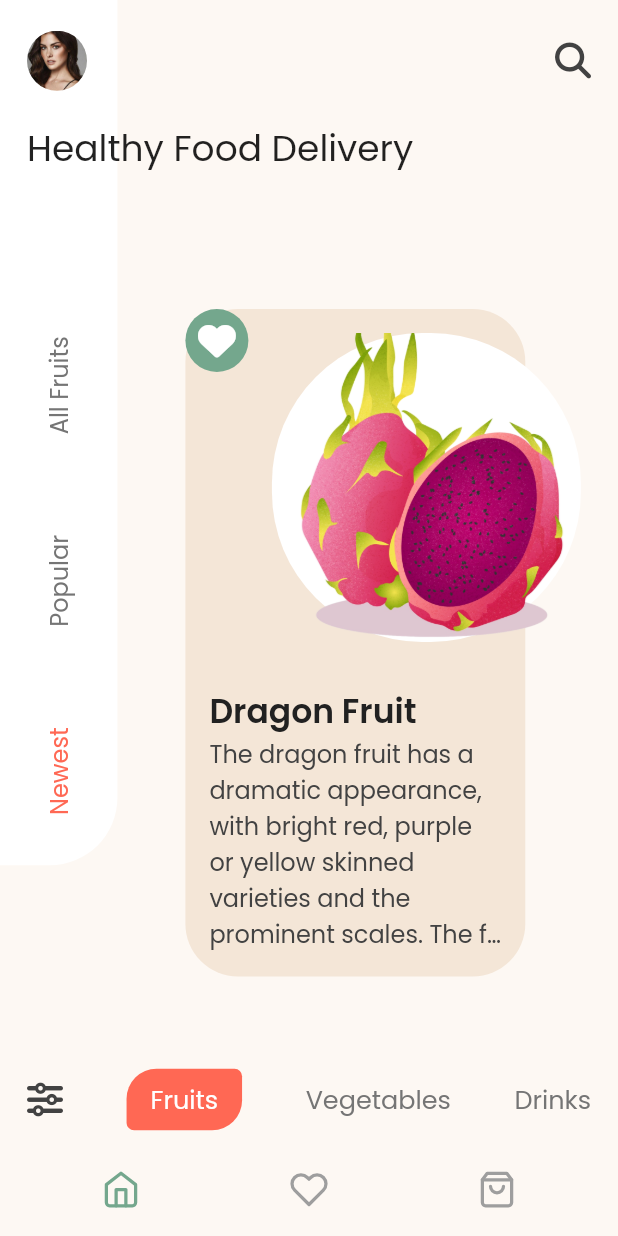
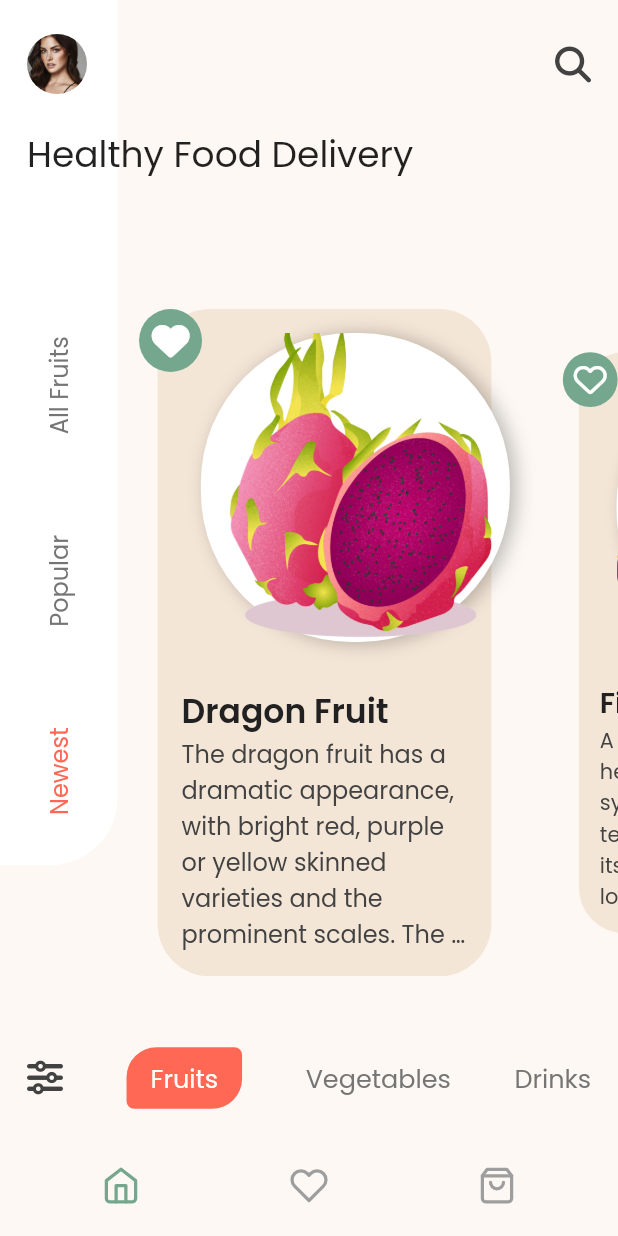
Before and after one commit to pratikpwr/Fllutter-Animations, a Flutter app: the screen it shows after launch, on a phone screen of 412 x 824 dp. Run offline on Flutter 3.47's test engine with Material 2 defaults, Android fonts, the light colour scheme and no system bars; drawn by our look-alikes of carousel_slider; our stand-ins replace flutter_icons, google_fonts; missing offline and left inert: lipsum.

Commit message:
fruits carousel

```diff
--- /dev/null
+++ b/lib/healthy_fruits/views/screens/fruit_detail_screen.dart
@@ -0,0 +1,64 @@
+import 'package:flutter/material.dart';
+import 'package:flutter_animations/healthy_fruits/colors.dart';
+import 'package:flutter_animations/healthy_fruits/models/fruits_model.dart';
+
+class FruitDetailScreen extends StatelessWidget {
+  final FruitModel fruit;
+
+  FruitDetailScreen(this.fruit);
+
+  @override
+  Widget build(BuildContext context) {
+    final totalSize = MediaQuery.of(context).size;
+    return Scaffold(
+      body: Container(
+        color: MyColors.skinWhite,
+        height: totalSize.height,
+        child: Column(
+          children: [
+            Center(
+                child: Container(
+              height: totalSize.height * 0.4,
+              child: Hero(
+                  tag: fruit.name,
+                  child: Image.asset(
+                    fruit.image,
+                    fit: BoxFit.cover,
+                  )),
+            )),
+            Stack(
+              children: [
+                Container(
+                  height: totalSize.height * 0.6,
+                  decoration: BoxDecoration(
+                      color: Colors.white,
+                      borderRadius: BorderRadius.only(
+                          topLeft: Radius.circular(55),
+                          topRight: Radius.circular(55))),
+                  child: Column(
+                    children: [
+                      Expanded(
+                        child: Container(),
+                      )
+                    ],
+                  ),
+                ),
+                Container(
+                  height: totalSize.height * 0.2,
+                  decoration: BoxDecoration(
+                      color: MyColors.green,
+                      borderRadius: BorderRadius.only(
+                          topLeft: Radius.circular(55),
+                          topRight: Radius.circular(55))),
+                  child: Column(
+
+                  ),
+                ),
+              ],
+            )
+          ],
+        ),
+      ),
+    );
+  }
+}
--- a/lib/healthy_fruits/views/screens/fruits_home.dart
+++ b/lib/healthy_fruits/views/screens/fruits_home.dart
@@ -1,7 +1,6 @@
 import 'package:flutter/material.dart';
 import 'package:flutter_animations/healthy_fruits/colors.dart';
-import 'package:flutter_animations/healthy_fruits/models/fruits_model.dart';
-import 'package:flutter_animations/healthy_fruits/views/widgets/fruit_home_card.dart';
+import 'package:flutter_animations/healthy_fruits/views/widgets/fruit_slider.dart';
 import 'package:flutter_animations/healthy_fruits/views/widgets/side_bar.dart';
 import '../widgets/category.dart';
 import '../widgets/heading.dart';
@@ -9,23 +8,6 @@ import '../widgets/tabs.dart';
 import '../widgets/title.dart';
 
 class FruitsHome extends StatelessWidget {
-  final List<FruitModel> fruits = [
-    FruitModel(
-        name: 'Dragon Fruit',
-        description:
-            'The dragon fruit has a dramatic appearance, with bright red, purple or yellow skinned varieties and the prominent scales. The fruit is oval, elliptical or pear-shaped. The flesh has a subtly flavoured sweet taste or sometimes slightly sourish taste. The flesh is either white or red, with edible black seeds dotted all over.',
-        price: '6.99',
-        isFav: true,
-        image: 'assets/dgfruit.png'),
-    FruitModel(
-        name: 'Figis',
-        description:
-            'A tender, ripe fig is heavy with its own syrupy liqueur, which tends to drizzle out of its base if you wait too long to eat it. The taste is all honey-like sweetness with a subtle hint of berry and fresher shades of the flavor you might recognize from a certain cookie.',
-        price: '9.59',
-        isFav: false,
-        image: 'assets/figi.png')
-  ];
-
   @override
   Widget build(BuildContext context) {
     final totalSize = MediaQuery.of(context).size;
@@ -36,24 +18,26 @@ class FruitsHome extends StatelessWidget {
         height: totalSize.height,
         child: Stack(
           children: [
-            FruitHomeCard(fruits[0], totalSize),
+            FruitSlider(),
             FruitSideBar(),
             Container(
               margin: EdgeInsets.all(18),
               child: Column(
                 // crossAxisAlignment: CrossAxisAlignment.start,
                 children: [
-                  SizedBox(height: 45, child: FoodHeading()),
+                  SizedBox(
+                      height: totalSize.height * 0.06, child: FoodHeading()),
                   Container(
                       alignment: Alignment.centerLeft, child: FoodTitle()),
                   Expanded(
                     child: SizedBox(),
                   ),
-                  SizedBox(height: 42, child: FoodCategory()),
                   SizedBox(
-                    height: 26,
+                      height: totalSize.height * 0.06, child: FoodCategory()),
+                  SizedBox(
+                    height: totalSize.height * 0.038,
                   ),
-                  SizedBox(height: 26, child: FoodTabs())
+                  SizedBox(height: totalSize.height * 0.038, child: FoodTabs())
                 ],
               ),
             ),
--- a/lib/healthy_fruits/views/widgets/fruit_home_card.dart
+++ /dev/null
@@ -1,169 +0,0 @@
-import 'package:flutter/material.dart';
-import 'package:flutter_animations/healthy_fruits/colors.dart';
-import 'package:flutter_animations/healthy_fruits/models/fruits_model.dart';
-import 'package:flutter_icons/flutter_icons.dart';
-import 'package:google_fonts/google_fonts.dart';
-
-class FruitHomeCard extends StatefulWidget {
-  final FruitModel fruit;
-  final Size totalSize;
-
-  FruitHomeCard(this.fruit, this.totalSize);
-
-  @override
-  _FruitHomeCardState createState() => _FruitHomeCardState();
-}
-
-class _FruitHomeCardState extends State<FruitHomeCard>
-    with SingleTickerProviderStateMixin {
-  AnimationController _controller;
-  Animation _curve;
-  Animation<Offset> _offsetAnimation;
-  Animation<double> _imageBack;
-  Animation<double> _iconSize;
-
-  @override
-  void initState() {
-    _controller =
-        AnimationController(duration: Duration(milliseconds: 900), vsync: this)
-          ..forward();
-
-    _curve = CurvedAnimation(parent: _controller, curve: Curves.easeIn);
-    _offsetAnimation = TweenSequence(<TweenSequenceItem<Offset>>[
-      TweenSequenceItem(
-          tween: Tween<Offset>(begin: Offset(1, 0), end: Offset(-0.4, 0)),
-          weight: 50),
-      TweenSequenceItem(
-          tween: Tween<Offset>(begin: Offset(-0.4, 0), end: Offset(0, 0)),
-          weight: 50)
-    ]).animate(_curve);
-
-    _imageBack = TweenSequence(<TweenSequenceItem<double>>[
-      TweenSequenceItem(
-          tween: Tween<double>(begin: 0, end: widget.totalSize.height * 0.27),
-          weight: 50),
-      TweenSequenceItem(
-          tween: Tween<double>(
-              begin: widget.totalSize.height * 0.27,
-              end: widget.totalSize.height * 0.25),
-          weight: 50)
-    ]).animate(_curve);
-
-    _iconSize = TweenSequence(<TweenSequenceItem<double>>[
-      TweenSequenceItem(tween: Tween<double>(begin: 0, end: 54), weight: 50),
-      TweenSequenceItem(tween: Tween<double>(begin: 54, end: 42), weight: 50)
-    ]).animate(_curve);
-
-    super.initState();
-  }
-
-  @override
-  void dispose() {
-    _controller.dispose();
-    super.dispose();
-  }
-
-  @override
-  Widget build(BuildContext context) {
-    final totalSize = MediaQuery.of(context).size;
-    return Positioned(
-      right: totalSize.width * 0.06,
-      bottom: totalSize.height * 0.21,
-      child: SlideTransition(
-        position: _offsetAnimation,
-        child: Stack(
-          children: [
-            Row(
-              children: [
-                Container(
-                  padding: EdgeInsets.all(16),
-                  height: totalSize.height * 0.54,
-                  width: totalSize.width * 0.55,
-                  decoration: BoxDecoration(
-                      color: MyColors.skin,
-                      borderRadius: BorderRadius.circular(35)),
-                  child: _buildInformation(),
-                ),
-                SizedBox(
-                  width: totalSize.width * 0.09,
-                )
-              ],
-            ),
-            Positioned(
-                top: 0,
-                left: 0,
-                child: AnimatedBuilder(
-                  animation: _controller,
-                  builder: (context, child) {
-                    return Container(
-                      height: _iconSize.value,
-                      width: _iconSize.value,
-                      decoration: BoxDecoration(
-                          color: MyColors.green,
-                          borderRadius: BorderRadius.circular(100)),
-                      child: IconButton(
-                          icon: Icon(FontAwesome.heart,color: Colors.white, size: _iconSize.value * 0.6,), onPressed: () {}),
-                    );
-                  },
-                )),
-            Positioned(
-              top: 16,
-              right: 0,
-              child: buildImageAndBack(),
-            )
-          ],
-        ),
-      ),
-    );
-  }
-
-  Stack buildImageAndBack() {
-    return Stack(
-      children: [
-        AnimatedBuilder(
-          animation: _controller,
-          builder: (context, child) {
-            return Container(
-              height: _imageBack.value,
-              width: _imageBack.value,
-              decoration: BoxDecoration(
-                  color: Colors.white,
-                  borderRadius: BorderRadius.circular(100)),
-            );
-          },
-        ),
-        Image.asset(
-          widget.fruit.image,
-          height: widget.totalSize.height * 0.25,
-          width: widget.totalSize.height * 0.25,
-          fit: BoxFit.cover,
-        ),
-      ],
-    );
-  }
-
-  Widget _buildInformation() {
-    return Column(
-      mainAxisSize: MainAxisSize.max,
-      crossAxisAlignment: CrossAxisAlignment.start,
-      children: [
-        Expanded(
-          child: SizedBox(),
-        ),
-        Text(
-          widget.fruit.name,
-          style: GoogleFonts.poppins(
-              color: Colors.grey[900],
-              fontSize: 22,
-              fontWeight: FontWeight.w600),
-        ),
-        Text(
-          widget.fruit.description,
-          maxLines: 6,
-          overflow: TextOverflow.ellipsis,
-          style: GoogleFonts.poppins(color: Colors.grey[800], fontSize: 16),
-        ),
-      ],
-    );
-  }
-}
--- /dev/null
+++ b/lib/healthy_fruits/views/widgets/fruit_slider.dart
@@ -0,0 +1,67 @@
+import 'package:flutter/material.dart';
+import 'package:carousel_slider/carousel_slider.dart';
+
+import 'package:flutter_animations/healthy_fruits/models/fruits_model.dart';
+import 'package:flutter_animations/healthy_fruits/views/widgets/fruit_slider_card.dart';
+
+class FruitSlider extends StatelessWidget {
+  final List<FruitModel> fruits = [
+    FruitModel(
+        name: 'Dragon Fruit',
+        description:
+            'The dragon fruit has a dramatic appearance, with bright red, purple or yellow skinned varieties and the prominent scales. The fruit is oval, elliptical or pear-shaped. The flesh has a subtly flavoured sweet taste or sometimes slightly sourish taste. The flesh is either white or red, with edible black seeds dotted all over.',
+        price: '6.99',
+        isFav: true,
+        image: 'assets/dgfruit.png'),
+    FruitModel(
+        name: 'Figis',
+        description:
+            'A tender, ripe fig is heavy with its own syrupy liqueur, which tends to drizzle out of its base if you wait too long to eat it. The taste is all honey-like sweetness with a subtle hint of berry and fresher shades of the flavor you might recognize from a certain cookie.',
+        price: '9.59',
+        isFav: false,
+        image: 'assets/figi.png'),
+    FruitModel(
+        name: 'Pomegranate',
+        image: 'assets/pomo.png',
+        description:
+            'The fruit is the size of a large orange, obscurely six-sided, with a smooth leathery skin that ranges from brownish yellow to red; within, it is divided into several chambers containing many thin transparent arils of reddish, juicy pulp, each surrounding an angular elongated seed.',
+        price: '8.59',
+        isFav: true),
+    FruitModel(
+        name: 'Papaya',
+        description:
+            'The papaya is a small, sparsely branched tree, usually with a single stem growing from 5 to 10 m (16 to 33 ft) tall, with spirally arranged leaves confined to the top of the trunk. The lower trunk is conspicuously scarred where leaves and fruit were borne.Papayas are delicious.',
+        price: '6.99',
+        isFav: false,
+        image: 'assets/papai.png')
+  ];
+
+  @override
+  Widget build(BuildContext context) {
+    final totalSize = MediaQuery.of(context).size;
+    return Positioned(
+        right: totalSize.width * 0.0,
+        bottom: totalSize.height * 0.21,
+        child: Container(
+          height: totalSize.height * 0.54,
+          width: totalSize.width,
+          child: CarouselSlider(
+              options: CarouselOptions(
+                  height: totalSize.height * 0.54,
+                  aspectRatio: 16 / 9,
+                  viewportFraction: 0.65,
+                  initialPage: 0,
+                  enableInfiniteScroll: false,
+                  enlargeCenterPage: true,
+                  scrollDirection: Axis.horizontal,
+                  scrollPhysics: BouncingScrollPhysics()),
+              items: fruits.map((_fruit) {
+                return Builder(
+                  builder: (context) {
+                    return FruitSliderCard(_fruit, totalSize);
+                  },
+                );
+              }).toList()),
+        ));
+  }
+}
--- /dev/null
+++ b/lib/healthy_fruits/views/widgets/fruit_slider_card.dart
@@ -0,0 +1,207 @@
+import 'package:flutter/material.dart';
+import 'package:flutter_animations/healthy_fruits/colors.dart';
+import 'package:flutter_animations/healthy_fruits/models/fruits_model.dart';
+import 'package:flutter_animations/healthy_fruits/views/screens/fruit_detail_screen.dart';
+import 'package:flutter_icons/flutter_icons.dart';
+import 'package:google_fonts/google_fonts.dart';
+
+class FruitSliderCard extends StatefulWidget {
+  final FruitModel fruit;
+  final Size totalSize;
+
+  FruitSliderCard(this.fruit, this.totalSize);
+
+  @override
+  _FruitSliderCardState createState() => _FruitSliderCardState();
+}
+
+class _FruitSliderCardState extends State<FruitSliderCard>
+    with SingleTickerProviderStateMixin {
+  AnimationController _controller;
+  Animation _curve;
+  Animation<Offset> _offsetAnimation;
+  Animation<double> _imageBack;
+  Animation<double> _iconSize;
+
+  @override
+  void initState() {
+    animate();
+    super.initState();
+  }
+
+  void animate() {
+    _controller =
+        AnimationController(duration: Duration(milliseconds: 900), vsync: this)
+          ..forward();
+
+    _curve = CurvedAnimation(parent: _controller, curve: Curves.easeIn);
+
+    _offsetAnimation = TweenSequence(<TweenSequenceItem<Offset>>[
+      TweenSequenceItem(
+          tween: Tween<Offset>(begin: Offset(1, 0), end: Offset(-0.4, 0)),
+          weight: 50),
+      TweenSequenceItem(
+          tween: Tween<Offset>(begin: Offset(-0.4, 0), end: Offset(0, 0)),
+          weight: 50)
+    ]).animate(_curve);
+
+    _imageBack = TweenSequence(<TweenSequenceItem<double>>[
+      TweenSequenceItem(
+          tween: Tween<double>(begin: 0, end: widget.totalSize.height * 0.27),
+          weight: 50),
+      TweenSequenceItem(
+          tween: Tween<double>(
+              begin: widget.totalSize.height * 0.27,
+              end: widget.totalSize.height * 0.25),
+          weight: 50)
+    ]).animate(_curve);
+
+    _iconSize = TweenSequence(<TweenSequenceItem<double>>[
+      TweenSequenceItem(tween: Tween<double>(begin: 0, end: 54), weight: 50),
+      TweenSequenceItem(tween: Tween<double>(begin: 54, end: 42), weight: 50)
+    ]).animate(_curve);
+  }
+
+  @override
+  void dispose() {
+    _controller.dispose();
+    super.dispose();
+  }
+
+  @override
+  Widget build(BuildContext context) {
+    final totalSize = MediaQuery.of(context).size;
+    return InkWell(
+      onTap: () {
+        Navigator.push(context, MaterialPageRoute(builder: (ctx) {
+          return FruitDetailScreen(widget.fruit);
+        }));
+      },
+      child: SlideTransition(
+        position: _offsetAnimation,
+        child: Container(
+          height: totalSize.height * 0.54,
+          width: totalSize.width * 0.66,
+          child: Row(
+            children: [
+              SizedBox(
+                width: totalSize.width * 0.05,
+              ),
+              Stack(
+                children: [
+                  Row(
+                    children: [
+                      SizedBox(
+                        width: totalSize.width * 0.03,
+                      ),
+                      Container(
+                        padding: EdgeInsets.all(16),
+                        height: totalSize.height * 0.54,
+                        width: totalSize.width * 0.54,
+                        decoration: BoxDecoration(
+                            color: MyColors.skin,
+                            borderRadius: BorderRadius.circular(35)),
+                        child: _buildInformation(widget.fruit),
+                      ),
+                      SizedBox(
+                        width: totalSize.width * 0.03,
+                      )
+                    ],
+                  ),
+                  Positioned(
+                      top: 0, left: 0, child: buildLikeButton(widget.fruit)),
+                  Positioned(
+                    top: 16,
+                    right: 0,
+                    child: buildImageAndBack(widget.fruit),
+                  )
+                ],
+              ),
+            ],
+          ),
+        ),
+      ),
+    );
+  }
+
+  AnimatedBuilder buildLikeButton(FruitModel fruit) {
+    return AnimatedBuilder(
+      animation: _controller,
+      builder: (context, child) {
+        return Container(
+          height: _iconSize.value,
+          width: _iconSize.value,
+          decoration: BoxDecoration(
+              color: MyColors.green, borderRadius: BorderRadius.circular(100)),
+          child: IconButton(
+              icon: Icon(
+                fruit.isFav ? FontAwesome.heart : FontAwesome.heart_o,
+                color: Colors.white,
+                size: _iconSize.value * 0.6,
+              ),
+              onPressed: () {
+              }),
+        );
+      },
+    );
+  }
+
+  Stack buildImageAndBack(FruitModel fruit) {
+    return Stack(
+      children: [
+        AnimatedBuilder(
+          animation: _controller,
+          builder: (context, child) {
+            return Container(
+              height: _imageBack.value,
+              width: _imageBack.value,
+              decoration: BoxDecoration(
+                  color: Colors.white,
+                  boxShadow: [
+                    BoxShadow(
+                        color: Colors.black26,
+                        blurRadius: 10,
+                        offset: Offset(4, 1))
+                  ],
+                  borderRadius: BorderRadius.circular(100)),
+            );
+          },
+        ),
+        Hero(
+          tag: fruit.name,
+          child: Image.asset(
+            fruit.image,
+            height: widget.totalSize.height * 0.25,
+            width: widget.totalSize.height * 0.25,
+            fit: BoxFit.cover,
+          ),
+        ),
+      ],
+    );
+  }
+
+  Widget _buildInformation(FruitModel fruit) {
+    return Column(
+      mainAxisSize: MainAxisSize.max,
+      crossAxisAlignment: CrossAxisAlignment.start,
+      children: [
+        Expanded(
+          child: SizedBox(),
+        ),
+        Text(
+          fruit.name,
+          style: GoogleFonts.poppins(
+              color: Colors.grey[900],
+              fontSize: 22,
+              fontWeight: FontWeight.w600),
+        ),
+        Text(
+          fruit.description,
+          maxLines: 6,
+          overflow: TextOverflow.ellipsis,
+          style: GoogleFonts.poppins(color: Colors.grey[800], fontSize: 16),
+        ),
+      ],
+    );
+  }
+}
--- a/lib/healthy_fruits/views/widgets/tabs.dart
+++ b/lib/healthy_fruits/views/widgets/tabs.dart
@@ -1,7 +1,7 @@
 import 'package:flutter/material.dart';
 import 'package:flutter_animations/healthy_fruits/colors.dart';
 import 'package:flutter_icons/flutter_icons.dart';
-import 'package:google_fonts/google_fonts.dart';
+
 
 class FoodTabs extends StatefulWidget {
   @override
--- a/pubspec.yaml
+++ b/pubspec.yaml
@@ -16,6 +16,7 @@ dependencies:
   google_fonts: ^1.1.1
   flutter_icons: ^1.1.0
   cupertino_icons: ^1.0.0
+  carousel_slider: ^2.3.1
 
 
 dev_dependencies:
```
Also changed, not shown: pubspec.lock.
